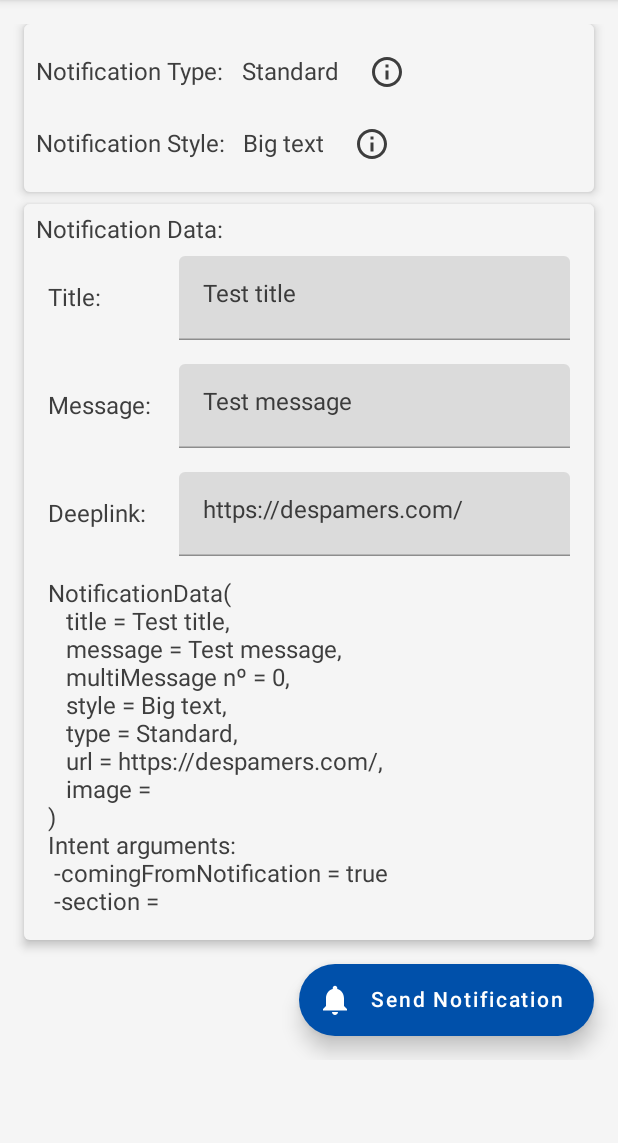
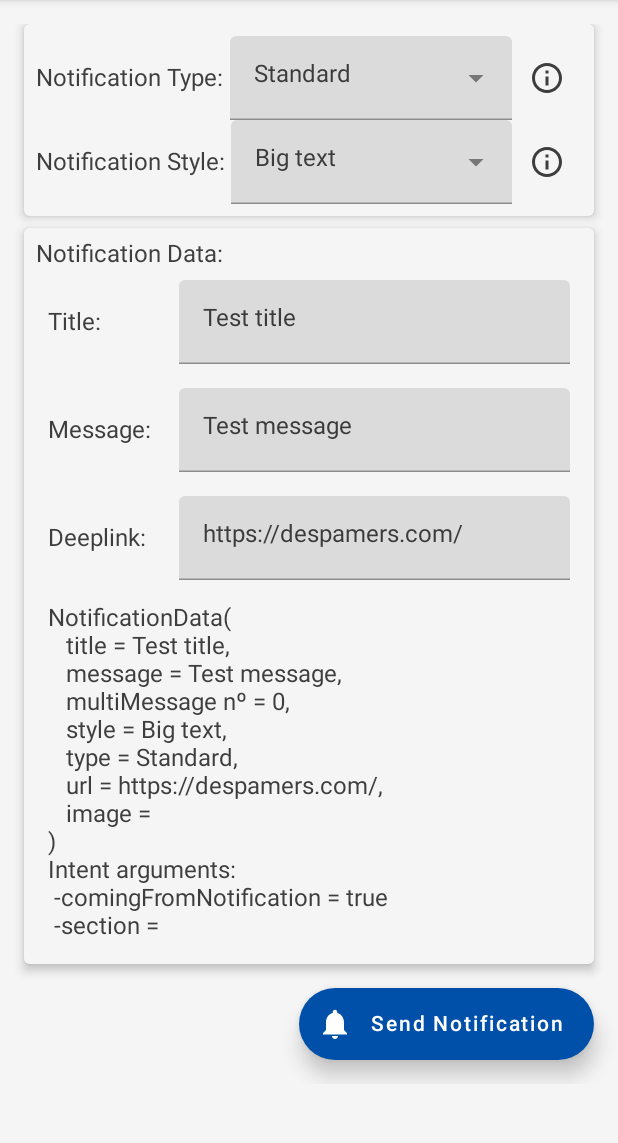
Before and after one commit to SkarCBR/Notification-Playground, an Android app built with Jetpack Compose: the screen it shows after launch (MainActivity), on a phone screen of 412 x 824 dp, the part 84-1227 px from its top. Run offline under Robolectric (Android 15) with nearby library versions, the phone set to English and light mode, and no system bars; 2 statements that could not run were skipped.

Commit message:
update dropdown menus to ExposedDropDownMenuBox

```diff
--- a/app/build.gradle.kts
+++ b/app/build.gradle.kts
@@ -3,6 +3,7 @@ plugins {
     id("kotlin-android")
     id("com.google.gms.google-services")
 }
+val composeVersion = "1.1.0-alpha06"
 
 android {
     compileSdk = 31
@@ -57,9 +58,9 @@ dependencies {
     implementation("androidx.core:core-ktx:1.7.0")
     implementation("androidx.appcompat:appcompat:1.3.1")
     implementation("com.google.android.material:material:1.4.0")
-    implementation("androidx.compose.ui:ui:1.0.5")
-    implementation("androidx.compose.material:material:1.0.5")
-    implementation("androidx.compose.ui:ui-tooling-preview:1.0.5")
+    implementation("androidx.compose.ui:ui:$composeVersion")
+    implementation("androidx.compose.material:material:$composeVersion")
+    implementation("androidx.compose.ui:ui-tooling-preview:$composeVersion")
     implementation("androidx.lifecycle:lifecycle-runtime-ktx:2.4.0")
     implementation("androidx.activity:activity-compose:1.4.0")
     api(platform("com.google.firebase:firebase-bom:27.0.0"))
@@ -68,8 +69,8 @@ dependencies {
     testImplementation("junit:junit:4.+")
     androidTestImplementation("androidx.test.ext:junit:1.1.3")
     androidTestImplementation("androidx.test.espresso:espresso-core:3.4.0")
-    androidTestImplementation("androidx.compose.ui:ui-test-junit4:1.0.5")
-    debugImplementation("androidx.compose.ui:ui-tooling:1.0.5")
+    androidTestImplementation("androidx.compose.ui:ui-test-junit4:$composeVersion")
+    debugImplementation("androidx.compose.ui:ui-tooling:$composeVersion")
     implementation("io.coil-kt:coil-compose:1.4.0")
 
 }
--- a/app/src/main/java/com/mrskar/notificationsplayground/composables/DropdownPushStyle.kt
+++ b/app/src/main/java/com/mrskar/notificationsplayground/composables/DropdownPushStyle.kt
@@ -1,17 +1,16 @@
 package com.mrskar.notificationsplayground.composables
 
-import androidx.compose.foundation.background
 import androidx.compose.foundation.clickable
-import androidx.compose.foundation.layout.Box
 import androidx.compose.foundation.layout.Row
-import androidx.compose.foundation.layout.padding
-import androidx.compose.foundation.layout.wrapContentSize
-import androidx.compose.material.DropdownMenu
+import androidx.compose.foundation.layout.fillMaxWidth
 import androidx.compose.material.DropdownMenuItem
+import androidx.compose.material.ExperimentalMaterialApi
+import androidx.compose.material.ExposedDropdownMenuBox
+import androidx.compose.material.ExposedDropdownMenuDefaults
 import androidx.compose.material.Icon
 import androidx.compose.material.IconButton
-import androidx.compose.material.MaterialTheme
 import androidx.compose.material.Text
+import androidx.compose.material.TextField
 import androidx.compose.material.icons.Icons
 import androidx.compose.material.icons.outlined.Info
 import androidx.compose.runtime.Composable
@@ -22,10 +21,10 @@ import androidx.compose.runtime.setValue
 import androidx.compose.ui.Alignment
 import androidx.compose.ui.Modifier
 import androidx.compose.ui.tooling.preview.Preview
-import androidx.compose.ui.unit.dp
 import com.mrskar.notificationsplayground.models.NotificationStyles
 import com.mrskar.notificationsplayground.ui.theme.NotificationsPlaygroundTheme
 
+@OptIn(ExperimentalMaterialApi::class)
 @Composable
 fun DropdownPushStyle(onItemSelected: (NotificationStyles) -> Unit) {
     var expanded by remember { mutableStateOf(false) }
@@ -37,32 +36,31 @@ fun DropdownPushStyle(onItemSelected: (NotificationStyles) -> Unit) {
         NotificationStyles.INBOX,
     )
     var selectedIndex by remember { mutableStateOf(0) }
-    Box(
-        modifier = Modifier
-            .wrapContentSize(Alignment.TopStart)) {
     Row {
-            Text(
-                items[selectedIndex].name.lowercase()
+        ExposedDropdownMenuBox(
+            expanded = expanded,
+            onExpandedChange = {
+                expanded = !expanded
+            }
+        ) {
+            TextField(
+                readOnly = true,
+                value = items[selectedIndex].name.lowercase()
                     .replaceFirstChar { it.uppercase() }
                     .replace("_", " "),
+                onValueChange = {},
                 modifier = Modifier
-                    .align(Alignment.CenterVertically)
                     .clickable(onClick = { expanded = true })
-                    .padding(start = 8.dp)
+                    .fillMaxWidth(0.8f),
+                trailingIcon = {
+                    ExposedDropdownMenuDefaults.TrailingIcon(
+                        expanded = expanded
                     )
-            IconButton(
-                onClick = { openDialog.value = true },
-                Modifier.padding(start = 8.dp)
-            ) {
-                Icon(Icons.Outlined.Info, null)
                 }
-        }
-        DropdownMenu(
+            )
+            ExposedDropdownMenu(
                 expanded = expanded,
                 onDismissRequest = { expanded = false },
-            modifier = Modifier
-                .wrapContentSize()
-                .background(MaterialTheme.colors.background)
             ) {
                 items.forEachIndexed { index, item ->
                     DropdownMenuItem(onClick = {
@@ -84,7 +82,14 @@ fun DropdownPushStyle(onItemSelected: (NotificationStyles) -> Unit) {
                 }
             }
         }
+        IconButton(
+            onClick = { openDialog.value = true },
+            Modifier.align(Alignment.CenterVertically)
+        ) {
+            Icon(Icons.Outlined.Info, null)
+        }
         InfoStylesDialogComponent(openDialog)
+    }
 }
 
 @Preview(showBackground = true)
--- a/app/src/main/java/com/mrskar/notificationsplayground/composables/DropdownPushType.kt
+++ b/app/src/main/java/com/mrskar/notificationsplayground/composables/DropdownPushType.kt
@@ -2,16 +2,20 @@ package com.mrskar.notificationsplayground.composables
 
 import androidx.compose.foundation.background
 import androidx.compose.foundation.clickable
-import androidx.compose.foundation.layout.Box
 import androidx.compose.foundation.layout.Row
+import androidx.compose.foundation.layout.absolutePadding
+import androidx.compose.foundation.layout.fillMaxWidth
+import androidx.compose.foundation.layout.height
 import androidx.compose.foundation.layout.padding
-import androidx.compose.foundation.layout.wrapContentSize
-import androidx.compose.material.DropdownMenu
 import androidx.compose.material.DropdownMenuItem
+import androidx.compose.material.ExperimentalMaterialApi
+import androidx.compose.material.ExposedDropdownMenuBox
+import androidx.compose.material.ExposedDropdownMenuDefaults
 import androidx.compose.material.Icon
 import androidx.compose.material.IconButton
 import androidx.compose.material.MaterialTheme
 import androidx.compose.material.Text
+import androidx.compose.material.TextField
 import androidx.compose.material.icons.Icons
 import androidx.compose.material.icons.outlined.Info
 import androidx.compose.runtime.Composable
@@ -19,7 +23,6 @@ import androidx.compose.runtime.getValue
 import androidx.compose.runtime.mutableStateOf
 import androidx.compose.runtime.remember
 import androidx.compose.runtime.setValue
-import androidx.compose.ui.Alignment
 import androidx.compose.ui.Alignment.Companion.CenterVertically
 import androidx.compose.ui.Modifier
 import androidx.compose.ui.tooling.preview.Preview
@@ -27,6 +30,7 @@ import androidx.compose.ui.unit.dp
 import com.mrskar.notificationsplayground.models.NotificationTypes
 import com.mrskar.notificationsplayground.ui.theme.NotificationsPlaygroundTheme
 
+@OptIn(ExperimentalMaterialApi::class)
 @Composable
 fun DropdownPushType(onItemSelected: (NotificationTypes) -> Unit) {
     var expanded by remember { mutableStateOf(false) }
@@ -38,30 +42,29 @@ fun DropdownPushType(onItemSelected: (NotificationTypes) -> Unit) {
         NotificationTypes.DEEPLINK,
     )
     var selectedIndex by remember { mutableStateOf(0) }
-    Box(
+    Row {
+        ExposedDropdownMenuBox(
+            expanded = expanded,
+            onExpandedChange = {
+                expanded = !expanded
+            }
+        ) {
+            TextField(
+                readOnly = true,
+                value = items[selectedIndex].name.lowercase().capitalize(),
+                onValueChange = {},
                 modifier = Modifier
-            .wrapContentSize(Alignment.TopStart)) {
-        Row {
-            Text(
-                items[selectedIndex].name.lowercase().capitalize(),
-                modifier = Modifier
-                    .align(CenterVertically)
                     .clickable(onClick = { expanded = true })
-                    .padding(start = 8.dp)
+                    .fillMaxWidth(0.8f),
+                trailingIcon = {
+                    ExposedDropdownMenuDefaults.TrailingIcon(
+                        expanded = expanded
                     )
-            IconButton(
-                onClick = { openDialog.value = true },
-                Modifier.padding(start = 8.dp)
-            ) {
-                Icon(Icons.Outlined.Info, null)
                 }
-        }
-        DropdownMenu(
+            )
+            ExposedDropdownMenu(
                 expanded = expanded,
                 onDismissRequest = { expanded = false },
-            modifier = Modifier
-                .wrapContentSize()
-                .background(MaterialTheme.colors.background)
             ) {
                 items.forEachIndexed { index, item ->
                     DropdownMenuItem(onClick = {
@@ -79,7 +82,14 @@ fun DropdownPushType(onItemSelected: (NotificationTypes) -> Unit) {
                 }
             }
         }
+        IconButton(
+            onClick = { openDialog.value = true },
+            Modifier.align(CenterVertically)
+        ) {
+            Icon(Icons.Outlined.Info, null)
+        }
         InfoTypesDialogComponent(openDialog)
+    }
 }
 
 @Preview(showBackground = true)
```
Lines whose indentation alone changed are shown as unchanged.
